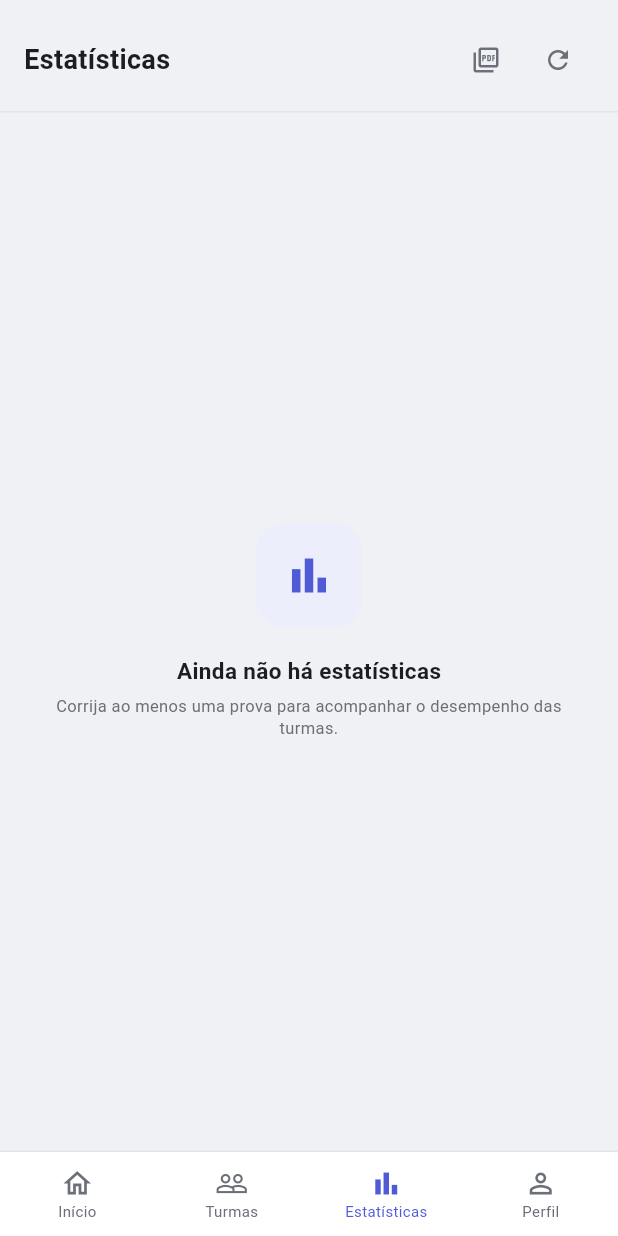
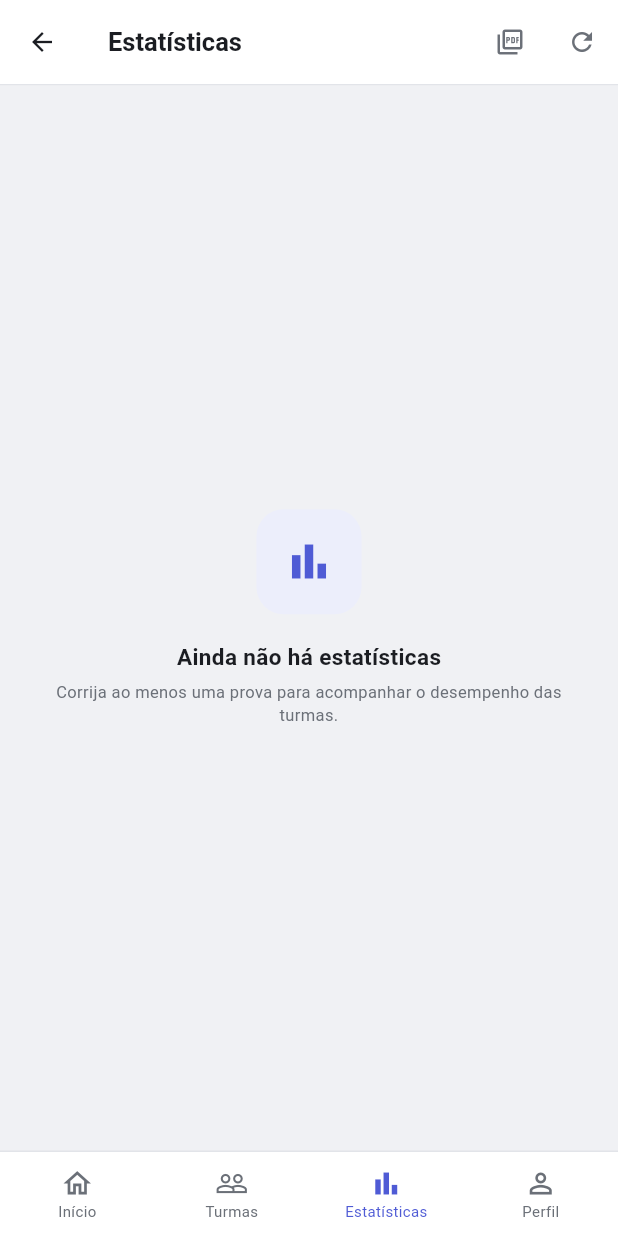
Before and after one commit to AdrianRiegel/app_mobile, a Flutter app: the StatisticsScreen screen opened directly, on a phone screen of 412 x 824 dp. Run offline on Flutter 3.47's test engine with Material 3 defaults, Android fonts, the phone set to English and light mode, and no system bars; our stand-ins replace cloud_firestore, firebase_auth, firebase_core, flutter_dotenv; missing offline and left inert: mailer; accounts and stored records are empty; generated files the repository leaves out were written again.

Commit message:
feat: botão de voltar na tela de estatísticas (#26)
Troca o cabeçalho próprio da tela de Estatísticas pelo StandardAppBar,
que já traz o botão de voltar usado nas demais telas. Os atalhos de
gerar relatório e atualizar passam a ser ações do AppBar.

Inclui teste de widget garantindo que o voltar retorna à tela anterior.

```diff
--- a/lib/Screens/statistics_screen.dart
+++ b/lib/Screens/statistics_screen.dart
@@ -52,23 +52,9 @@ class _StatisticsScreenState extends State<StatisticsScreen> {
   Widget build(BuildContext context) {
     return Scaffold(
       backgroundColor: AppColors.background,
-      body: SafeArea(
-        child: Column(
-          children: [
-            Padding(
-              padding: const EdgeInsets.fromLTRB(16, 16, 16, 10),
-              child: Row(
-                children: [
-                  const Expanded(
-                    child: Text(
-                      'Estatísticas',
-                      style: TextStyle(
-                        fontSize: 18,
-                        fontWeight: FontWeight.w600,
-                        color: AppColors.text,
-                      ),
-                    ),
-                  ),
+      appBar: StandardAppBar(
+        title: 'Estatísticas',
+        actions: [
           IconButton(
             tooltip: 'Gerar relatório',
             onPressed: _openReport,
@@ -81,20 +67,11 @@ class _StatisticsScreenState extends State<StatisticsScreen> {
           IconButton(
             tooltip: 'Atualizar',
             onPressed: _carregar,
-                    icon: const Icon(
-                      Icons.refresh,
-                      size: 20,
-                      color: AppColors.muted,
-                    ),
+            icon: const Icon(Icons.refresh, size: 20, color: AppColors.muted),
           ),
         ],
       ),
-            ),
-            const Divider(height: 1, color: AppColors.border),
-            Expanded(child: _buildBody()),
-          ],
-        ),
-      ),
+      body: SafeArea(top: false, child: _buildBody()),
       bottomNavigationBar: _bottomNav(),
     );
   }
```
Also changed, not shown: 1 other file. Lines whose indentation alone changed are shown as unchanged.
